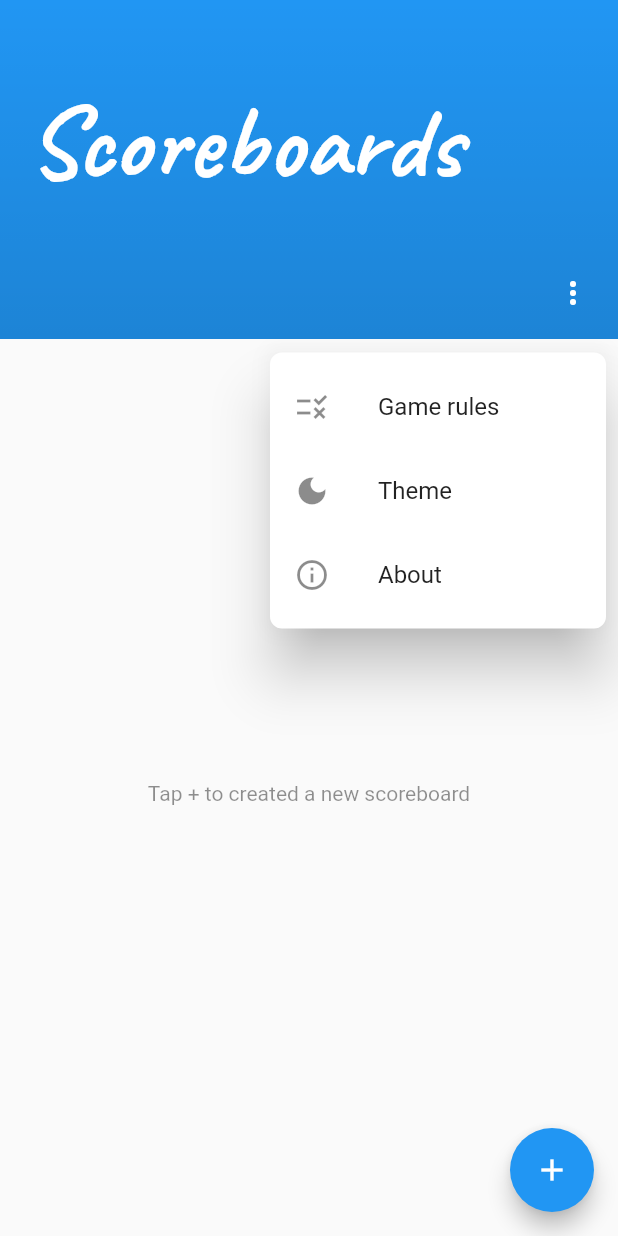
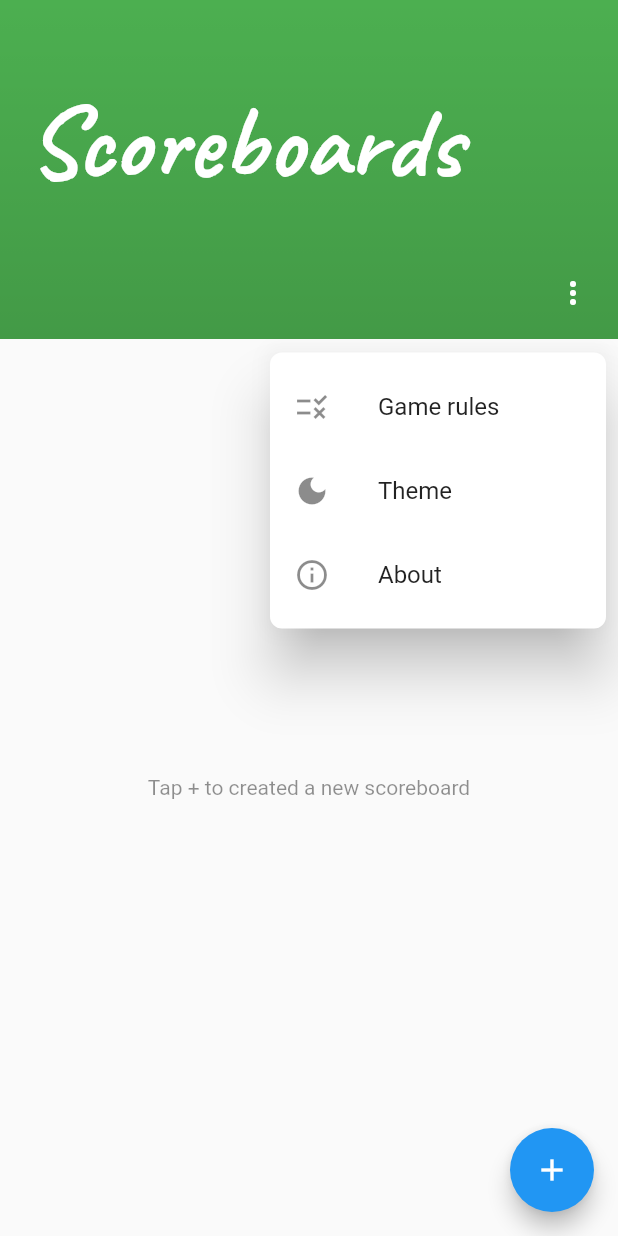
Before and after one commit to GeorgeAmgad/Phase10-Scoreboard, a Flutter app: the screen it shows after launch, after a tap on the "more vert" icon, on a phone screen of 412 x 824 dp. Run offline on Flutter 3.47's test engine with Material 2 defaults, Android fonts, the phone set to English and light mode, and no system bars; our stand-ins replace flutter_slidable, google_fonts, moor, shared_preferences; generated files the repository leaves out were written again.

Commit message:
Added scores table + Refactoring

```diff
--- a/lib/database/database.dart
+++ b/lib/database/database.dart
@@ -5,6 +5,7 @@ import 'package:moor/moor.dart';
 import 'package:path/path.dart' as p;
 import 'package:path_provider/path_provider.dart';
 import 'package:phase_10_score_tracker/model/mode.dart';
+import 'package:phase_10_score_tracker/model/score.dart';
 import 'package:phase_10_score_tracker/model/phase.dart';
 import 'package:phase_10_score_tracker/model/player.dart';
 import 'package:phase_10_score_tracker/model/scoreboard.dart';
@@ -21,8 +22,8 @@ LazyDatabase _openConnection() {
 }
 
 @UseMoor(
-    tables: [Modes, Phases, Scoreboards, Players],
-    daos: [ModesDao, PhasesDao, ScoreboardsDao, PlayersDao])
+    tables: [Modes, Phases, Scoreboards, Players, Scores],
+    daos: [ModesDao, PhasesDao, ScoreboardsDao, PlayersDao, ScoresDao])
 class AppDatabase extends _$AppDatabase {
   AppDatabase() : super(_openConnection());
 
@@ -41,7 +42,6 @@ class AppDatabase extends _$AppDatabase {
             await into(modes).insert(ModesCompanion(name: Value('Twist')));
         final islandId =
             await into(modes).insert(ModesCompanion(name: Value('Island Paradise')));
-
         final tenPlusTen =
         await into(modes).insert(ModesCompanion(name: Value('10 + 10')));
 
--- a/lib/main.dart
+++ b/lib/main.dart
@@ -1,15 +1,15 @@
 import 'package:flutter/material.dart';
+import 'package:phase_10_score_tracker/shared-preferences.dart';
+import 'package:phase_10_score_tracker/theme-provider.dart';
 import 'package:phase_10_score_tracker/views/home.dart';
-import 'package:phase_10_score_tracker/theme.dart';
 import 'package:provider/provider.dart';
-import 'package:shared_preferences/shared_preferences.dart';
 
 Future<void> main() async {
   WidgetsFlutterBinding.ensureInitialized();
-  SharedPreferences prefs = await SharedPreferences.getInstance();
+  await PreferenceUtils.init();
   return runApp(ChangeNotifierProvider(
-      create: (BuildContext context) =>
-          ThemeProvider(themeName: prefs.getString("theme")),
+      create: (BuildContext context) => ThemeProvider(
+          themeName: PreferenceUtils.getString(PrefsKeys.appTheme)),
       child: MyApp()));
 }
 
@@ -18,7 +18,8 @@ class MyApp extends StatelessWidget {
   Widget build(BuildContext context) {
     return Consumer<ThemeProvider>(builder: (context, themeProvider, child) {
       return MaterialApp(
-        theme: themeProvider.getTheme,
+        debugShowCheckedModeBanner: false,
+        theme: themeProvider.getSelectedTheme.themeData,
         home: HomePage(title: 'Scoreboards'),
       );
     });
--- /dev/null
+++ b/lib/shared-preferences.dart
@@ -0,0 +1,27 @@
+import 'dart:async' show Future;
+import 'package:shared_preferences/shared_preferences.dart';
+
+class PreferenceUtils {
+  static Future<SharedPreferences> get _instance async => _prefsInstance ??= await SharedPreferences.getInstance();
+  static SharedPreferences? _prefsInstance;
+
+  // call this method from initState() function of mainApp().
+  static Future<SharedPreferences?> init() async {
+    _prefsInstance = await _instance;
+    return _prefsInstance;
+  }
+
+  static String getString(String key, [String? defValue]) {
+    return _prefsInstance!.getString(key) ?? defValue ?? "";
+  }
+
+  static Future<bool> setString(String key, String value) async {
+    var prefs = await _instance;
+    return prefs.setString(key, value);
+  }
+}
+
+class PrefsKeys {
+  static const String appTheme = 'THEME';
+
+}
--- /dev/null
+++ b/lib/theme-provider.dart
@@ -0,0 +1,21 @@
+import 'package:flutter/material.dart';
+import 'package:phase_10_score_tracker/shared-preferences.dart';
+import 'package:phase_10_score_tracker/themes.dart';
+import 'package:shared_preferences/shared_preferences.dart';
+
+class ThemeProvider extends ChangeNotifier {
+  late AppTheme _selectedTheme;
+
+  ThemeProvider({String? themeName}) {
+    _selectedTheme = AppTheme.fromName(themeName);
+  }
+
+  Future<void> setTheme(String themeName) async {
+    SharedPreferences prefs = await SharedPreferences.getInstance();
+    _selectedTheme = AppTheme.fromName(themeName);
+    notifyListeners();
+    prefs.setString(PrefsKeys.appTheme, themeName);
+  }
+
+  AppTheme get getSelectedTheme => _selectedTheme;
+}
--- a/lib/theme.dart
+++ /dev/null
@@ -1,59 +0,0 @@
-import 'package:flutter/material.dart';
-import 'package:shared_preferences/shared_preferences.dart';
-
-class ThemeProvider extends ChangeNotifier {
-  late ThemeData _selectedTheme;
-
-  // TODO: implement selected theme
-  ThemeData light = ThemeData.light().copyWith(primaryColor: Colors.green);
-  ThemeData dark = ThemeData.dark().copyWith(primaryColor: Colors.blueGrey);
-
-  final List<String> themeNames = <String>['Light', 'Dark', 'Test'];
-  final List<IconData> themeIcons = <IconData>[
-    Icons.brightness_5,
-    Icons.brightness_2_rounded,
-    Icons.card_giftcard
-  ];
-
-  ThemeProvider({String? themeName}) {
-    if (themeName != null) {
-      _selectedTheme = themeFactory(themeName);
-    } else {
-      // initial theme
-      _selectedTheme = light;
-    }
-  }
-
-  // Future<void> swapTheme() async {
-  //   SharedPreferences prefs = await SharedPreferences.getInstance();
-  //   if (_selectedTheme == dark) {
-  //     _selectedTheme = light;
-  //     prefs.setBool("isDark", false);
-  //   } else {
-  //     _selectedTheme = dark;
-  //     prefs.setBool("isDark", true);
-  //   }
-  //   notifyListeners();
-  // }
-
-  ThemeData themeFactory(String themeName) {
-    switch (themeName) {
-      case 'Light':
-        return light;
-      case 'Dark':
-        return dark;
-      default:
-        // TODO: throw error
-        return ThemeData.light();
-    }
-  }
-
-  Future<void> setTheme(String themeName) async {
-    SharedPreferences prefs = await SharedPreferences.getInstance();
-    _selectedTheme = themeFactory(themeName);
-    notifyListeners();
-    prefs.setString("theme", themeName);
-  }
-
-  ThemeData get getTheme => _selectedTheme;
-}
--- /dev/null
+++ b/lib/themes.dart
@@ -0,0 +1,63 @@
+import 'package:flutter/material.dart';
+
+class AppTheme {
+
+  IconData icon;
+  ThemeData themeData;
+  String name;
+
+  AppTheme({required this.icon, required this.themeData, required this.name});
+
+  factory AppTheme.fromName(String? themeName){
+
+    if (themeName == AppThemes.light.name) {
+      return AppThemes.light;
+    }
+
+    if (themeName == AppThemes.dark.name) {
+      return AppThemes.dark;
+    }
+
+    if(themeName == AppThemes.phase10.name) {
+      return AppThemes.phase10;
+    }
+
+    // initial theme
+    else {
+      return AppThemes.phase10;
+    }
+
+  }
+}
+
+class AppThemes {
+  static final AppTheme light = AppTheme(
+    name: 'Light',
+    icon: Icons.brightness_5,
+    themeData: ThemeData.light(),
+  );
+
+  static final AppTheme phase10 = AppTheme(
+    name: 'Phase 10',
+    icon: Icons.api,
+    themeData: ThemeData.light().copyWith(
+        colorScheme:
+        ThemeData.light().colorScheme.copyWith(primary: Colors.green)),
+  );
+
+  static final AppTheme dark = AppTheme(
+    name: 'Dark',
+    icon: Icons.brightness_2_rounded,
+    themeData: ThemeData.dark().copyWith(
+        colorScheme:
+        ThemeData.dark().colorScheme.copyWith(primary: Colors.amber)),
+  );
+
+  static List<AppTheme> getAllThemes() {
+    List<AppTheme> themes = [];
+    themes.add(light);
+    themes.add(dark);
+    themes.add(phase10);
+    return themes;
+  }
+}
--- a/lib/views/home.dart
+++ b/lib/views/home.dart
@@ -123,15 +123,7 @@ class _SliverAppBarSnapState extends State<HomePage> {
             controller: _controller,
             slivers: [
               appBar,
-              SliverToBoxAdapter(
-                child: Container(
-                  margin: EdgeInsets.only(top: 8),
-                ),
-              ),
-              sliverList,
-              // to avoid overlaying with the button
-              SliverToBoxAdapter(
-                  child: Container(margin: EdgeInsets.only(top: 72)))
+              sliverList
             ],
           );
         });
--- a/lib/views/widgets/dropdown_menu.dart
+++ b/lib/views/widgets/dropdown_menu.dart
@@ -1,10 +1,11 @@
 import 'package:flutter/material.dart';
-import 'package:phase_10_score_tracker/theme.dart';
+import 'package:phase_10_score_tracker/theme-provider.dart';
+import 'package:phase_10_score_tracker/themes.dart';
 import 'package:provider/provider.dart';
 
-import '../../theme.dart';
+import '../../theme-provider.dart';
 
-enum Options { rules, themes, about }
+enum Options { RULES, THEMES, ABOUT }
 
 class DropDownMenu extends StatelessWidget {
   @override
@@ -17,33 +18,33 @@ class DropDownMenu extends StatelessWidget {
       icon: Icon(Icons.more_vert, color: Colors.white),
       itemBuilder: (BuildContext context) => <PopupMenuEntry<Options>>[
         PopupMenuItem<Options>(
-            value: Options.rules,
+            value: Options.RULES,
             child: ListTile(
               title: Text("Game rules"),
               leading: Icon(Icons.rule),
             )),
         PopupMenuItem<Options>(
-            value: Options.themes,
+            value: Options.THEMES,
             child: ListTile(
               title: Text("Theme"),
               leading: Icon(Icons.dark_mode),
             )),
         PopupMenuItem<Options>(
-            value: Options.about, child: ListTile(
+            value: Options.ABOUT, child: ListTile(
             title: Text("About"),
         leading: Icon(Icons.info_outline),)),
       ],
       onSelected: (Options result) {
         switch (result) {
-          case Options.rules:
+          case Options.RULES:
             {}
             break;
 
-          case Options.themes:
+          case Options.THEMES:
             _showThemeBottomSheet(context);
             break;
 
-          case Options.about:
+          case Options.ABOUT:
             {}
             break;
 
@@ -67,8 +68,6 @@ class DropDownMenu extends StatelessWidget {
         context: context,
         shape: RoundedRectangleBorder(borderRadius: BorderRadius.circular(12)),
         builder: (BuildContext context) {
-          List<String> entries = themeProvider.themeNames;
-          List<IconData> icons = themeProvider.themeIcons;
           return Container(
             margin: EdgeInsets.only(top: 12),
             child: DraggableScrollableSheet(
@@ -78,19 +77,16 @@ class DropDownMenu extends StatelessWidget {
               expand: false,
               builder:
                   (BuildContext context, ScrollController scrollController) {
+                List<AppTheme> themes = AppThemes.getAllThemes();
                 return ListView.separated(
                   controller: scrollController,
-                  itemCount: entries.length,
+                  itemCount: themes.length,
                   itemBuilder: (BuildContext context, int index) {
                     return ListTile(
-                      leading: Icon(icons[index]),
-                      title: Text('${entries[index]}'),
+                      leading: Icon(themes[index].icon),
+                      title: Text('${themes[index].name}'),
                       onTap: () {
-                        try {
-                          themeProvider.setTheme(entries[index]);
-                        } catch (e) {
-                          print("something happened!");
-                        }
+                        themeProvider.setTheme(themes[index].name);
                       },
                     );
                   },
--- a/lib/views/widgets/misc.dart
+++ b/lib/views/widgets/misc.dart
@@ -1,6 +1,4 @@
 import 'package:flutter/material.dart';
-
-
 
 
 Center buildEmptyCenterText(String text) {
```
Also changed, not shown: lib/model/score.dart (added, +20 -0 lines), lib/database/database.g.dart, lib/model/score.g.dart (added), pubspec.lock, 1 other file.
